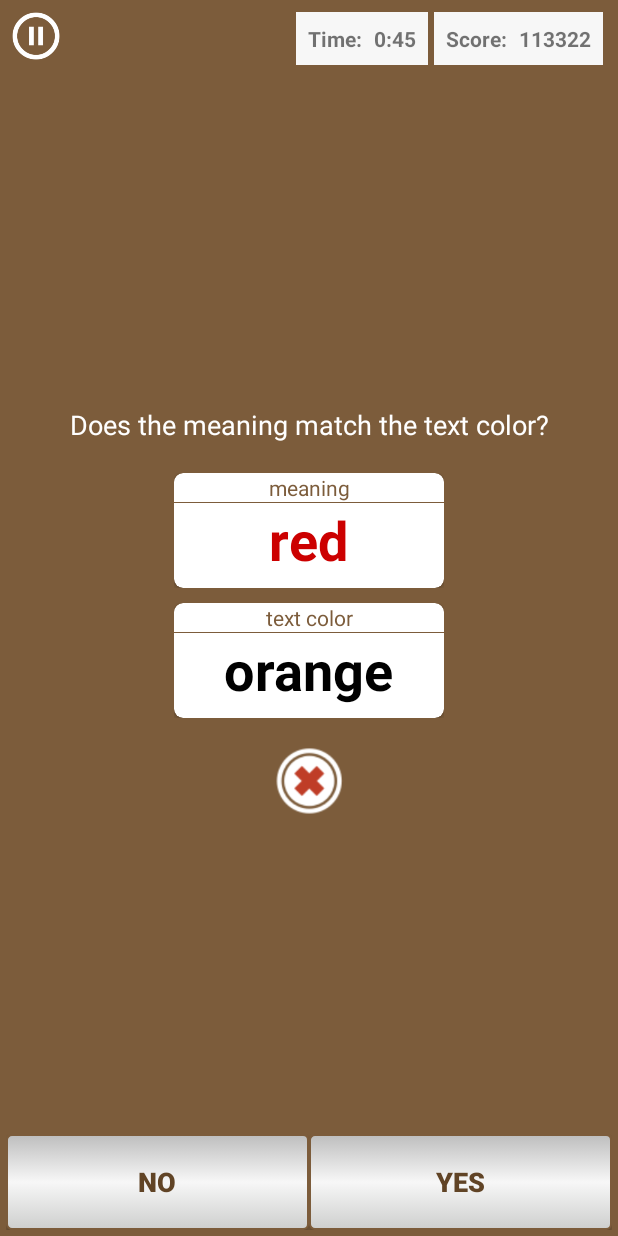
After one commit to gokulnathperiasamy/ColorMatch, an Android app: the GameActivity screen opened directly, with no data from a screen before it, on a phone screen of 412 x 824 dp. The commit adds this screen. Run offline under Robolectric (Android 15) with nearby library versions, the phone set to English and light mode, and no system bars; our stand-ins replace ButterKnife.

Commit message:
Game screen implementation.

```diff
--- a/app/src/main/AndroidManifest.xml
+++ b/app/src/main/AndroidManifest.xml
@@ -4,7 +4,6 @@
     package="com.kpgn.colormatch">
 
     <uses-permission android:name="android.permission.INTERNET" />
-    <uses-permission android:name="android.permission.ACCESS_NETWORK_STATE" />
 
     <application
         android:name=".application.ColorMatchApplication"
@@ -15,13 +14,19 @@
         android:supportsRtl="true"
         android:theme="@style/AppTheme"
         tools:ignore="GoogleAppIndexingWarning,UnusedAttribute">
-        <activity android:name=".activity.MainActivity">
+        <activity
+            android:name=".activity.MainActivity"
+            android:screenOrientation="portrait">
             <intent-filter>
                 <action android:name="android.intent.action.MAIN" />
 
                 <category android:name="android.intent.category.LAUNCHER" />
             </intent-filter>
         </activity>
+
+        <activity
+            android:name=".activity.GameActivity"
+            android:screenOrientation="portrait" />
     </application>
 
 </manifest>
--- /dev/null
+++ b/app/src/main/java/com/kpgn/colormatch/activity/GameActivity.java
@@ -0,0 +1,35 @@
+package com.kpgn.colormatch.activity;
+
+import android.os.Bundle;
+
+import com.kpgn.colormatch.R;
+
+import butterknife.ButterKnife;
+
+public class GameActivity extends BaseActivity {
+
+    @Override
+    protected void onCreate(Bundle savedInstanceState) {
+        super.onCreate(savedInstanceState);
+        setContentView(R.layout.activity_game);
+    }
+
+    @Override
+    protected void onResume() {
+        super.onResume();
+        ButterKnife.bind(this);
+
+        setupView();
+    }
+
+    @Override
+    protected void onPause() {
+        super.onPause();
+    }
+
+    private void setupView() {
+
+    }
+
+
+}
--- a/app/src/main/java/com/kpgn/colormatch/activity/MainActivity.java
+++ b/app/src/main/java/com/kpgn/colormatch/activity/MainActivity.java
@@ -1,5 +1,6 @@
 package com.kpgn.colormatch.activity;
 
+import android.content.Intent;
 import android.os.Bundle;
 import android.view.View;
 
@@ -39,4 +40,11 @@ public class MainActivity extends BaseActivity {
     public void showInfoDialog(View view) {
         DialogUtil.showAboutMessage(this);
     }
+
+    @SuppressWarnings("unused")
+    @OnClick(R.id.cta_start_game)
+    public void startGame(View view) {
+        startActivity(new Intent(this, GameActivity.class));
+        finish();
+    }
 }
--- /dev/null
+++ b/app/src/main/res/drawable/option_button_color.xml
@@ -0,0 +1,36 @@
+<?xml version="1.0" encoding="utf-8"?>
+<selector xmlns:android="http://schemas.android.com/apk/res/android">
+    <item android:state_pressed="true">
+        <shape android:shape="rectangle">
+            <corners android:radius="3dip" />
+            <stroke android:width="1dip" android:color="@color/colorPrimary" />
+            <gradient
+                android:angle="270"
+                android:centerColor="@color/colorOptionDark"
+                android:endColor="@color/colorOptionMedium"
+                android:startColor="@color/colorOptionLight" />
+        </shape>
+    </item>
+    <item android:state_focused="true">
+        <shape android:shape="rectangle">
+            <corners android:radius="3dip" />
+            <stroke android:width="1dip" android:color="@color/colorPrimary" />
+            <gradient
+                android:angle="270"
+                android:centerColor="@color/colorOptionLight"
+                android:endColor="@color/colorOptionMedium"
+                android:startColor="@color/colorOptionDark" />
+        </shape>
+    </item>
+    <item>
+        <shape android:shape="rectangle">
+            <corners android:radius="3dip" />
+            <stroke android:width="1dip" android:color="@color/colorPrimary" />
+            <gradient
+                android:angle="270"
+                android:centerColor="@color/colorOptionLight"
+                android:endColor="@color/colorOptionMedium"
+                android:startColor="@color/colorOptionDark" />
+        </shape>
+    </item>
+</selector>
--- /dev/null
+++ b/app/src/main/res/layout/activity_game.xml
@@ -0,0 +1,184 @@
+<?xml version="1.0" encoding="utf-8"?>
+<RelativeLayout xmlns:android="http://schemas.android.com/apk/res/android"
+    xmlns:custom="http://schemas.android.com/apk/res-auto"
+    xmlns:tools="http://schemas.android.com/tools"
+    android:layout_width="match_parent"
+    android:layout_height="match_parent"
+    android:background="@color/colorPrimary"
+    tools:context=".activity.GameActivity">
+
+    <RelativeLayout
+        android:id="@+id/score_timer_container"
+        android:layout_width="match_parent"
+        android:layout_height="wrap_content"
+        android:layout_alignParentLeft="true"
+        android:layout_alignParentTop="true"
+        android:background="@color/colorPrimary"
+        android:orientation="horizontal"
+        android:paddingRight="10dp">
+
+        <ImageView
+            android:id="@+id/cta_pause"
+            android:layout_width="48dp"
+            android:layout_height="48dp"
+            android:layout_gravity="center"
+            android:contentDescription="@string/app_name"
+            android:padding="8dp"
+            android:src="@drawable/ic_pause" />
+
+        <LinearLayout
+            android:layout_width="wrap_content"
+            android:layout_height="wrap_content"
+            android:layout_alignParentEnd="true"
+            android:layout_alignParentRight="true"
+            android:layout_marginTop="8dp"
+            android:background="@color/colorOptionLight"
+            android:orientation="horizontal">
+
+            <TextView
+                android:layout_width="wrap_content"
+                android:layout_height="wrap_content"
+                android:paddingBottom="8dp"
+                android:paddingLeft="8dp"
+                android:paddingStart="8dp"
+                android:paddingTop="8dp"
+                android:text="@string/time_text"
+                android:textStyle="bold" />
+
+            <TextView
+                android:layout_width="wrap_content"
+                android:layout_height="wrap_content"
+                android:padding="8dp"
+                android:paddingBottom="8dp"
+                android:paddingEnd="8dp"
+                android:paddingRight="8dp"
+                android:paddingTop="8dp"
+                android:text="0:45"
+                android:textStyle="bold"
+                tools:text="0:45" />
+
+            <View
+                android:layout_width="4dp"
+                android:layout_height="match_parent"
+                android:background="@color/colorPrimary" />
+
+            <TextView
+                android:layout_width="wrap_content"
+                android:layout_height="wrap_content"
+                android:paddingBottom="8dp"
+                android:paddingLeft="8dp"
+                android:paddingStart="8dp"
+                android:paddingTop="8dp"
+                android:text="@string/score_text"
+                android:textStyle="bold" />
+
+            <TextView
+                android:layout_width="wrap_content"
+                android:layout_height="wrap_content"
+                android:padding="8dp"
+                android:paddingBottom="8dp"
+                android:paddingEnd="8dp"
+                android:paddingRight="8dp"
+                android:paddingTop="8dp"
+                android:text="113322"
+                android:textStyle="bold" />
+
+        </LinearLayout>
+
+    </RelativeLayout>
+
+    <LinearLayout
+        android:id="@+id/question_container"
+        android:layout_width="match_parent"
+        android:layout_height="wrap_content"
+        android:layout_below="@id/demo_container"
+        android:layout_centerInParent="true"
+        android:gravity="center"
+        android:orientation="vertical"
+        android:padding="16dp">
+
+        <TextView
+            android:layout_width="match_parent"
+            android:layout_height="wrap_content"
+            android:gravity="center"
+            android:text="@string/game_description"
+            android:textColor="@android:color/white"
+            android:textSize="18sp" />
+
+        <View
+            android:layout_width="match_parent"
+            android:layout_height="20dp" />
+
+        <com.kpgn.colormatch.view.CustomCardView
+            android:id="@+id/ccv_option_a"
+            android:layout_width="wrap_content"
+            android:layout_height="wrap_content"
+            custom:hintText="meaning"
+            custom:text="red"
+            custom:textColor="@android:color/holo_red_dark" />
+
+        <View
+            android:layout_width="match_parent"
+            android:layout_height="10dp" />
+
+        <com.kpgn.colormatch.view.CustomCardView
+            android:id="@+id/ccv_option_b"
+            android:layout_width="wrap_content"
+            android:layout_height="wrap_content"
+            custom:hintText="text color"
+            custom:text="orange"
+            custom:textColor="@android:color/black" />
+
+        <View
+            android:layout_width="match_parent"
+            android:layout_height="10dp" />
+
+        <ImageView
+            android:id="@+id/img_answer_notification"
+            android:layout_width="64dp"
+            android:layout_height="64dp"
+            android:layout_gravity="center"
+            android:contentDescription="@string/app_name"
+            android:padding="8dp"
+            android:src="@drawable/ic_wrong" />
+
+    </LinearLayout>
+
+    <LinearLayout
+        android:id="@+id/answer_container"
+        android:layout_width="match_parent"
+        android:layout_height="wrap_content"
+        android:layout_alignParentBottom="true"
+        android:layout_margin="4dp"
+        android:orientation="horizontal"
+        android:weightSum="100">
+
+        <Button
+            android:id="@+id/cta_no"
+            android:layout_width="0dp"
+            android:layout_height="64dp"
+            android:layout_gravity="center"
+            android:layout_weight="50"
+            android:background="@drawable/option_button_color"
+            android:padding="8dp"
+            android:text="@string/cta_no"
+            android:textColor="@color/colorPrimaryDark"
+            android:textSize="18sp"
+            android:textStyle="bold" />
+
+        <Button
+            android:id="@+id/cta_yes"
+            android:layout_width="0dp"
+            android:layout_height="64dp"
+            android:layout_gravity="center"
+            android:layout_weight="50"
+            android:background="@drawable/option_button_color"
+            android:padding="8dp"
+            android:text="@string/cta_yes"
+            android:textColor="@color/colorPrimaryDark"
+            android:textSize="18sp"
+            android:textStyle="bold" />
+
+    </LinearLayout>
+
+</RelativeLayout>
--- a/app/src/main/res/layout/activity_main.xml
+++ b/app/src/main/res/layout/activity_main.xml
@@ -103,6 +103,7 @@
                 android:id="@+id/tv_high_score"
                 android:layout_width="wrap_content"
                 android:layout_height="wrap_content"
+                android:text="10303"
                 android:textColor="@android:color/holo_red_dark"
                 android:textSize="14sp"
                 android:textStyle="bold"
@@ -137,6 +138,7 @@
                 android:id="@+id/tv_max_cards"
                 android:layout_width="wrap_content"
                 android:layout_height="wrap_content"
+                android:text="34 Cards"
                 android:textColor="@android:color/holo_red_dark"
                 android:textSize="14sp"
                 android:textStyle="bold"
--- a/app/src/main/res/values/colors.xml
+++ b/app/src/main/res/values/colors.xml
@@ -3,4 +3,7 @@
     <color name="colorPrimary">#7c5c3b</color>
     <color name="colorPrimaryDark">#614426</color>
     <color name="colorAccent">#614426</color>
+    <color name="colorOptionLight">#FFF7F7F7</color>
+    <color name="colorOptionMedium">#FFCECFCE</color>
+    <color name="colorOptionDark">#FFBEBEBE</color>
 </resources>
--- a/app/src/main/res/values/strings.xml
+++ b/app/src/main/res/values/strings.xml
@@ -1,11 +1,16 @@
 <resources>
     <string name="app_name">Color Match</string>
     <string name="app_description">Determine if the meaning matches the text color.</string>
+    <string name="game_description">Does the meaning match the text color?</string>
 
     <string name="best_score">Best Score</string>
     <string name="maximum_cards">Maximum Cards</string>
+    <string name="time_text">Time: </string>
+    <string name="score_text">Score: </string>
 
-    <string name="cta_play_game">Rate Us</string>
+    <string name="cta_yes">Yes</string>
+    <string name="cta_no">No</string>
+    <string name="cta_play_game">Play Game</string>
     <string name="cta_rate_us">Rate Us</string>
     <string name="cta_share">Share</string>
 
```
Also changed, not shown: app/src/main/ic_launcher-web.png (added), app/src/main/res/drawable/ic_correct.png, app/src/main/res/drawable/ic_pause.png (added), app/src/main/res/drawable/ic_wrong.png, app/src/main/res/mipmap-hdpi/ic_launcher.png, app/src/main/res/mipmap-mdpi/ic_launcher.png, app/src/main/res/mipmap-xhdpi/ic_launcher.png, app/src/main/res/mipmap-xxhdpi/ic_launcher.png, app/src/main/res/mipmap-xxxhdpi/ic_launcher.png, 2 other files.
